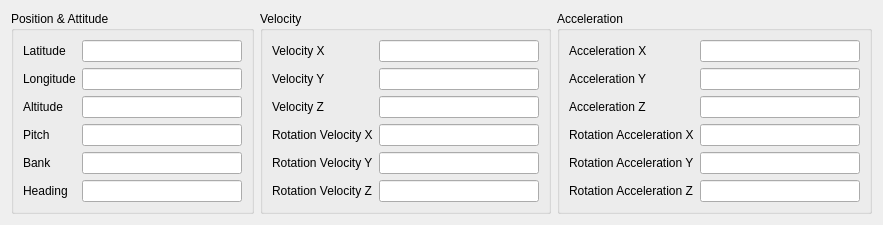
Above: src/UserInterface/src/Widgets/AircraftWidget.ui from till213/SkyDolly before the change. Below: the same form after it.
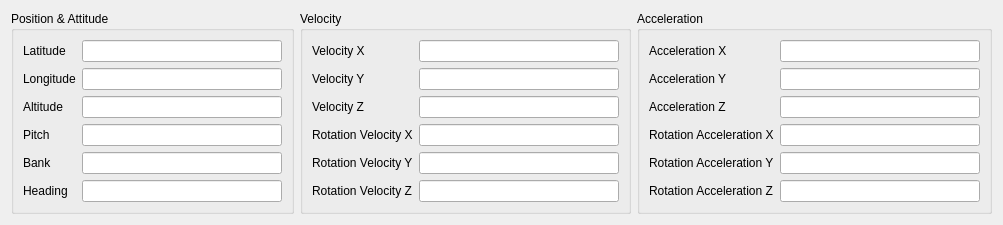
That is the form after the change.

```diff
--- a/src/UserInterface/src/Widgets/AircraftWidget.ui
+++ b/src/UserInterface/src/Widgets/AircraftWidget.ui
@@ -46,7 +46,7 @@
        <widget class="QLineEdit" name="latitudeLineEdit">
         <property name="minimumSize">
          <size>
-          <width>160</width>
+          <width>200</width>
           <height>0</height>
          </size>
         </property>
@@ -66,7 +66,7 @@
        <widget class="QLineEdit" name="longitudeLineEdit">
         <property name="minimumSize">
          <size>
-          <width>160</width>
+          <width>200</width>
           <height>0</height>
          </size>
         </property>
@@ -86,7 +86,7 @@
        <widget class="QLineEdit" name="altitudeLineEdit">
         <property name="minimumSize">
          <size>
-          <width>160</width>
+          <width>200</width>
           <height>0</height>
          </size>
         </property>
@@ -106,7 +106,7 @@
        <widget class="QLineEdit" name="pitchLineEdit">
         <property name="minimumSize">
          <size>
-          <width>160</width>
+          <width>200</width>
           <height>0</height>
          </size>
         </property>
@@ -126,7 +126,7 @@
        <widget class="QLineEdit" name="bankLineEdit">
         <property name="minimumSize">
          <size>
-          <width>160</width>
+          <width>200</width>
           <height>0</height>
          </size>
         </property>
@@ -146,7 +146,7 @@
        <widget class="QLineEdit" name="headingLineEdit">
         <property name="minimumSize">
          <size>
-          <width>160</width>
+          <width>200</width>
           <height>0</height>
          </size>
         </property>
@@ -181,7 +181,7 @@
        <widget class="QLineEdit" name="velocityXLineEdit">
         <property name="minimumSize">
          <size>
-          <width>160</width>
+          <width>200</width>
           <height>0</height>
          </size>
         </property>
@@ -201,7 +201,7 @@
        <widget class="QLineEdit" name="velocityYLineEdit">
         <property name="minimumSize">
          <size>
-          <width>160</width>
+          <width>200</width>
           <height>0</height>
          </size>
         </property>
@@ -221,7 +221,7 @@
        <widget class="QLineEdit" name="velocityZLineEdit">
         <property name="minimumSize">
          <size>
-          <width>160</width>
+          <width>200</width>
           <height>0</height>
          </size>
         </property>
@@ -241,7 +241,7 @@
        <widget class="QLineEdit" name="rotationVelocityXLineEdit">
         <property name="minimumSize">
          <size>
-          <width>160</width>
+          <width>200</width>
           <height>0</height>
          </size>
         </property>
@@ -261,7 +261,7 @@
        <widget class="QLineEdit" name="rotationVelocityYLineEdit">
         <property name="minimumSize">
          <size>
-          <width>160</width>
+          <width>200</width>
           <height>0</height>
          </size>
         </property>
@@ -281,7 +281,7 @@
        <widget class="QLineEdit" name="rotationVelocityZLineEdit">
         <property name="minimumSize">
          <size>
-          <width>160</width>
+          <width>200</width>
           <height>0</height>
          </size>
         </property>
@@ -316,7 +316,7 @@
        <widget class="QLineEdit" name="accelerationXLineEdit">
         <property name="minimumSize">
          <size>
-          <width>160</width>
+          <width>200</width>
           <height>0</height>
          </size>
         </property>
@@ -336,7 +336,7 @@
        <widget class="QLineEdit" name="accelerationYLineEdit">
         <property name="minimumSize">
          <size>
-          <width>160</width>
+          <width>200</width>
           <height>0</height>
          </size>
         </property>
@@ -356,7 +356,7 @@
        <widget class="QLineEdit" name="accelerationZLineEdit">
         <property name="minimumSize">
          <size>
-          <width>160</width>
+          <width>200</width>
           <height>0</height>
          </size>
         </property>
@@ -376,7 +376,7 @@
        <widget class="QLineEdit" name="rotationAccelerationXLineEdit">
         <property name="minimumSize">
          <size>
-          <width>160</width>
+          <width>200</width>
           <height>0</height>
          </size>
         </property>
@@ -396,7 +396,7 @@
        <widget class="QLineEdit" name="rotationAccelerationYLineEdit">
         <property name="minimumSize">
          <size>
-          <width>160</width>
+          <width>200</width>
           <height>0</height>
          </size>
         </property>
@@ -416,7 +416,7 @@
        <widget class="QLineEdit" name="rotationAccelerationZLineEdit">
         <property name="minimumSize">
          <size>
-          <width>160</width>
+          <width>200</width>
           <height>0</height>
          </size>
         </property>
```
